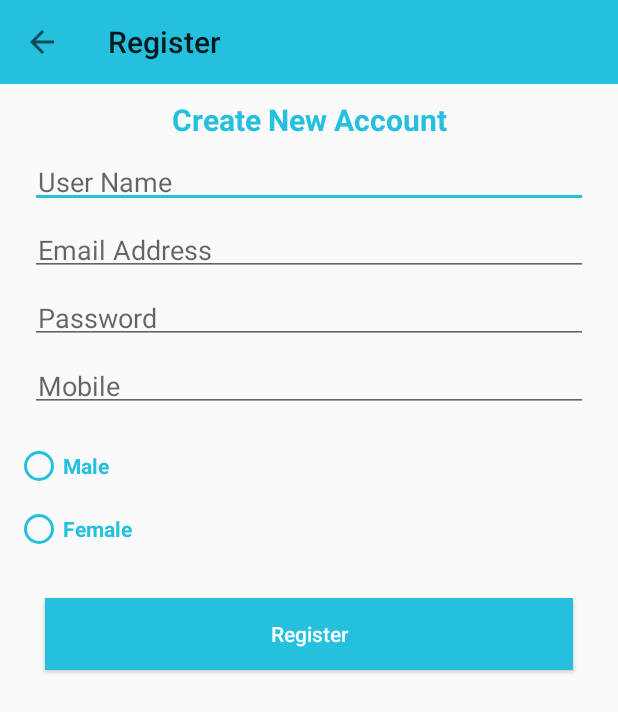
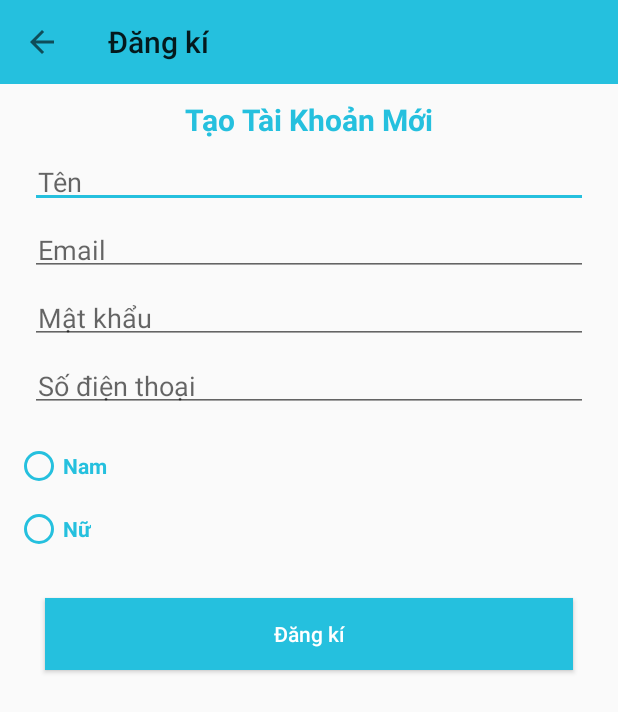
Before and after one commit to nvt9200/linhkienmaytinh, an Android app: the RegisterActivity screen opened directly, with no data from a screen before it, on a phone screen of 412 x 824 dp. Shown: the top 712 px of the screen. Run offline under Robolectric (Android 15) with nearby library versions, the phone set to English and light mode, and no system bars; our stand-ins replace Volley; libraries missing offline, so code that uses them is left out: com.rengwuxian.materialedittext; plain views replace MaterialEditText; 4 statements that could not run were skipped.

Commit message:
commit Changeed

```diff
--- a/app/src/main/java/com/example/banlinhkienmaytinh/activity/LoginActivity.java
+++ b/app/src/main/java/com/example/banlinhkienmaytinh/activity/LoginActivity.java
@@ -75,7 +75,7 @@ public class LoginActivity extends AppCompatActivity {
         final ProgressDialog progressDialog = new ProgressDialog(LoginActivity.this);
         progressDialog.setCancelable(false);
         progressDialog.setIndeterminate(false);
-        progressDialog.setTitle("Registering New Account");
+        progressDialog.setTitle("Đăng nhập ...");
         progressDialog.show();
         String uRl = "https://nvt9200.000webhostapp.com/server/login.php";
         StringRequest request = new StringRequest(Request.Method.POST, uRl, new Response.Listener<String>() {
--- a/app/src/main/java/com/example/banlinhkienmaytinh/activity/MainActivity.java
+++ b/app/src/main/java/com/example/banlinhkienmaytinh/activity/MainActivity.java
@@ -243,7 +243,7 @@ public class MainActivity extends AppCompatActivity {
                             e.printStackTrace();
                         }
                     }
-                    mangloaisp.add(3,new Loaisp(0, "Liên Hệ", "http://capnuocbenthanh.com/images/dtlienhe_1.jpg"));
+                    mangloaisp.add(3,new Loaisp(0, "Góp Ý", "http://capnuocbenthanh.com/images/dtlienhe_1.jpg"));
                     mangloaisp.add(4,new Loaisp(0, "Thông Tin", "http://kinhtevadubao.vn/uploads/images/news/1515687283_news_10383.jpg"));
                     mangloaisp.add(5,new Loaisp(0, "Chế Độ Tối", "https://media.doublerew.net/site/v2/optimized/uploads/icons/smartdarkmode-appicon.png.0x320_q85_crop-scale.png"));
                     mangloaisp.add(6,new Loaisp(0, "Đăng Xuất", "https://icons.iconarchive.com/icons/custom-icon-design/flatastic-9/48/Logout-icon.png"));
--- a/app/src/main/java/com/example/banlinhkienmaytinh/activity/RegisterActivity.java
+++ b/app/src/main/java/com/example/banlinhkienmaytinh/activity/RegisterActivity.java
@@ -33,21 +33,18 @@ public class RegisterActivity extends AppCompatActivity {
     MaterialEditText userName,emailAddress,password,mobile;
     RadioGroup radioGroup;
     Button register;
+    Toolbar toolbarregister;
     @RequiresApi(api = Build.VERSION_CODES.KITKAT)
     @Override
     protected void onCreate(Bundle savedInstanceState) {
         super.onCreate(savedInstanceState);
         setContentView(R.layout.activity_register);
-        Toolbar toolbar = findViewById(R.id.toolbar);
-        setSupportActionBar(toolbar);
-        Objects.requireNonNull(getSupportActionBar()).setTitle("Register");
-        getSupportActionBar().setDisplayHomeAsUpEnabled(true);
+        toolbarregister = findViewById(R.id.toolbar);
         userName = findViewById(R.id.username);
         emailAddress = findViewById(R.id.email);
         password = findViewById(R.id.password);
         mobile = findViewById(R.id.mobile);
         radioGroup = findViewById(R.id.radioButton);
-
         register = findViewById(R.id.register);
         register.setOnClickListener(new View.OnClickListener() {
             @Override
@@ -59,13 +56,13 @@ public class RegisterActivity extends AppCompatActivity {
                 String txtMobile = mobile.getText().toString();
                 if (TextUtils.isEmpty(txtPassword) || TextUtils.isEmpty(txtEmail) ||
                         TextUtils.isEmpty(txtPassword) || TextUtils.isEmpty(txtMobile)){
-                    Toast.makeText(RegisterActivity.this, "All fields required", Toast.LENGTH_SHORT).show();
+                    Toast.makeText(RegisterActivity.this, "Lỗi : Điền đầy đủ các thông tin", Toast.LENGTH_SHORT).show();
                 }
                 else {
                     int genderId = radioGroup.getCheckedRadioButtonId();
                     RadioButton selected_Gender = radioGroup.findViewById(genderId);
                     if (selected_Gender == null) {
-                        Toast.makeText(RegisterActivity.this, "Select gender please",Toast.LENGTH_SHORT).show();
+                        Toast.makeText(RegisterActivity.this, "Lỗi : Giới tính đang trống",Toast.LENGTH_SHORT).show();
                     }
 
                     else {
@@ -77,11 +74,21 @@ public class RegisterActivity extends AppCompatActivity {
             }
         });
 
-
+        Actionbar();
 
     }
 
-
+    private void Actionbar() {
+        setSupportActionBar(toolbarregister);
+        getSupportActionBar().setDisplayHomeAsUpEnabled(true);
+        toolbarregister.setNavigationOnClickListener(new View.OnClickListener() {
+            @Override
+            public void onClick(View v) {
+                startActivity(new Intent(RegisterActivity.this,LoginActivity.class));
+                finish();
+            }
+        });
+    }
 
     private void registerNewAccoutn(final String username, final String email, final String password, final String mobile, final String gender){
         final ProgressDialog progressDialog = new ProgressDialog(RegisterActivity.this);
@@ -98,7 +105,7 @@ public class RegisterActivity extends AppCompatActivity {
                 if (response.equals("You are registered successfully")){
                     progressDialog.dismiss();
                     Toast.makeText(RegisterActivity.this, response, Toast.LENGTH_SHORT).show();
-                    startActivity(new Intent(RegisterActivity.this,MainActivity.class));
+                    startActivity(new Intent(RegisterActivity.this,LoginActivity.class));
                     finish();
                 }else {
                     progressDialog.dismiss();
--- a/app/src/main/res/layout/activity_chi_tiet_san_pham.xml
+++ b/app/src/main/res/layout/activity_chi_tiet_san_pham.xml
@@ -117,7 +117,8 @@
                 android:layout_marginLeft="5dp"
                 android:layout_marginTop="5dp"
                 android:paddingBottom="10dp"
-                android:textSize="15sp" />
+                android:textSize="15sp"
+                android:textColor="@color/contentTextColor"/>
         </ScrollView>
 
     </LinearLayout>
--- a/app/src/main/res/layout/activity_giohang2.xml
+++ b/app/src/main/res/layout/activity_giohang2.xml
@@ -25,6 +25,7 @@
                 android:layout_gravity="center"
                 android:id="@+id/textviewthongbao"
                 android:textSize="20sp"
+                android:textColor="@color/contentTextColor"
                 android:text="Giỏ hàng bạn đang trống"
                 android:layout_width="wrap_content"
                 android:layout_height="wrap_content"/>
--- a/app/src/main/res/layout/activity_ram.xml
+++ b/app/src/main/res/layout/activity_ram.xml
@@ -10,7 +10,7 @@
     <androidx.appcompat.widget.Toolbar
         android:background="@color/colorPrimary"
         app:titleTextColor="@color/darkTextColor"
-        app:title="Điện Thoại"
+        app:title="Ram"
         android:id="@+id/toolbardienthoai"
         android:layout_width="match_parent"
         android:layout_height="?attr/actionBarSize"></androidx.appcompat.widget.Toolbar>
--- a/app/src/main/res/layout/activity_register.xml
+++ b/app/src/main/res/layout/activity_register.xml
@@ -5,9 +5,12 @@
     android:layout_width="match_parent"
     android:layout_height="match_parent"
     tools:context=".activity.RegisterActivity">
+
     <include
         android:id="@+id/toolbar"
-        layout="@layout/bar_layout"/>
+        layout="@layout/bar_layout"
+        />
+
     <LinearLayout
         android:layout_width="match_parent"
         android:layout_height="match_parent"
@@ -17,7 +20,7 @@
             android:layout_width="match_parent"
             android:layout_height="wrap_content"
             android:layout_marginTop="10dp"
-            android:text="Create New Account"
+            android:text="Tạo Tài Khoản Mới"
             android:gravity="center"
             android:textColor="@color/colorPrimaryDark"
             android:textSize="20dp"
@@ -26,7 +29,7 @@
         <com.rengwuxian.materialedittext.MaterialEditText
             android:layout_width="match_parent"
             android:layout_height="wrap_content"
-            android:hint="User Name"
+            android:hint="Tên "
             app:met_floatingLabel="normal"
             android:layout_marginRight="20dp"
             android:layout_marginLeft="20dp"
@@ -37,7 +40,7 @@
         <com.rengwuxian.materialedittext.MaterialEditText
             android:layout_width="match_parent"
             android:layout_height="wrap_content"
-            android:hint="Email Address"
+            android:hint="Email"
             app:met_floatingLabel="normal"
             android:layout_marginRight="20dp"
             android:layout_marginLeft="20dp"
@@ -48,7 +51,7 @@
         <com.rengwuxian.materialedittext.MaterialEditText
             android:layout_width="match_parent"
             android:layout_height="wrap_content"
-            android:hint="Password"
+            android:hint="Mật khẩu"
             app:met_floatingLabel="normal"
             android:layout_marginRight="20dp"
             android:layout_marginLeft="20dp"
@@ -60,7 +63,7 @@
         <com.rengwuxian.materialedittext.MaterialEditText
             android:layout_width="match_parent"
             android:layout_height="wrap_content"
-            android:hint="Mobile"
+            android:hint="Số điện thoại"
             app:met_floatingLabel="normal"
             android:layout_marginRight="20dp"
             android:layout_marginLeft="20dp"
@@ -82,7 +85,7 @@
                 android:textStyle="bold"
                 android:textSize="14sp"
                 android:textColor="@color/colorPrimaryDark"
-                android:text="Male"
+                android:text="Nam"
                 android:buttonTint="@color/colorPrimaryDark"
                 android:id="@+id/male"/>
             <RadioButton
@@ -92,7 +95,7 @@
                 android:textSize="14sp"
                 android:buttonTint="@color/colorPrimaryDark"
                 android:textColor="@color/colorPrimaryDark"
-                android:text="Female"
+                android:text="Nữ"
                 android:layout_marginTop="10dp"
                 android:id="@+id/female"/>
         </RadioGroup>
@@ -104,7 +107,7 @@
             android:background="@color/colorPrimaryDark"
             android:layout_marginLeft="30dp"
             android:layout_marginRight="30dp"
-            android:text="Register"
+            android:text="Đăng kí"
             android:textColor="@android:color/white"
             android:textAllCaps="false"
             android:id="@+id/register"/>
--- a/app/src/main/res/layout/activity_thongtinkhachhang.xml
+++ b/app/src/main/res/layout/activity_thongtinkhachhang.xml
@@ -18,11 +18,12 @@
         android:layout_width="match_parent"
         android:layout_height="wrap_content">
         <TextView
+            android:gravity="center"
             android:layout_marginTop="30dp"
             android:layout_marginRight="5dp"
             android:layout_marginLeft="5dp"
             android:textStyle="bold"
-            android:textColor="#0a0a0a"
+            android:textColor="#151722"
             android:textSize="30sp"
             android:text="Thông tin khách hàng"
             android:layout_width="wrap_content"
--- a/app/src/main/res/layout/bar_layout.xml
+++ b/app/src/main/res/layout/bar_layout.xml
@@ -7,6 +7,7 @@
     android:background="@color/colorPrimaryDark"
     style="@style/Base.ThemeOverlay.AppCompat.Dark.ActionBar"
     app:popupTheme="@style/menustyle"
-    android:id="@+id/toolbar">
+    android:id="@+id/toolbar"
+    app:title="Đăng kí">
 
 </androidx.appcompat.widget.Toolbar>
--- a/app/src/main/res/layout/dong_giohang.xml
+++ b/app/src/main/res/layout/dong_giohang.xml
@@ -68,6 +68,7 @@
                 android:layout_marginTop="5dp"
                 android:background="@null"
                 android:focusable="false"
+                android:textColor="@color/contentTextColor"
                 android:text="1"
                 android:textSize="30sp" />
 
--- a/app/src/main/res/values/colors.xml
+++ b/app/src/main/res/values/colors.xml
@@ -33,5 +33,5 @@
 
     <color name="contentTextColor">#020000</color>
 
-    <color name="bottomNavigationBackground">#F7F7F7</color>
+    <color name="bottomNavigationBackground">#DE5925</color>
 </resources>
```
Also changed, not shown: app/src/main/res/layout/activity_lien_he.xml (+131 -3 lines), app/src/main/res/layout/activity_login.xml (+6 -6 lines).
